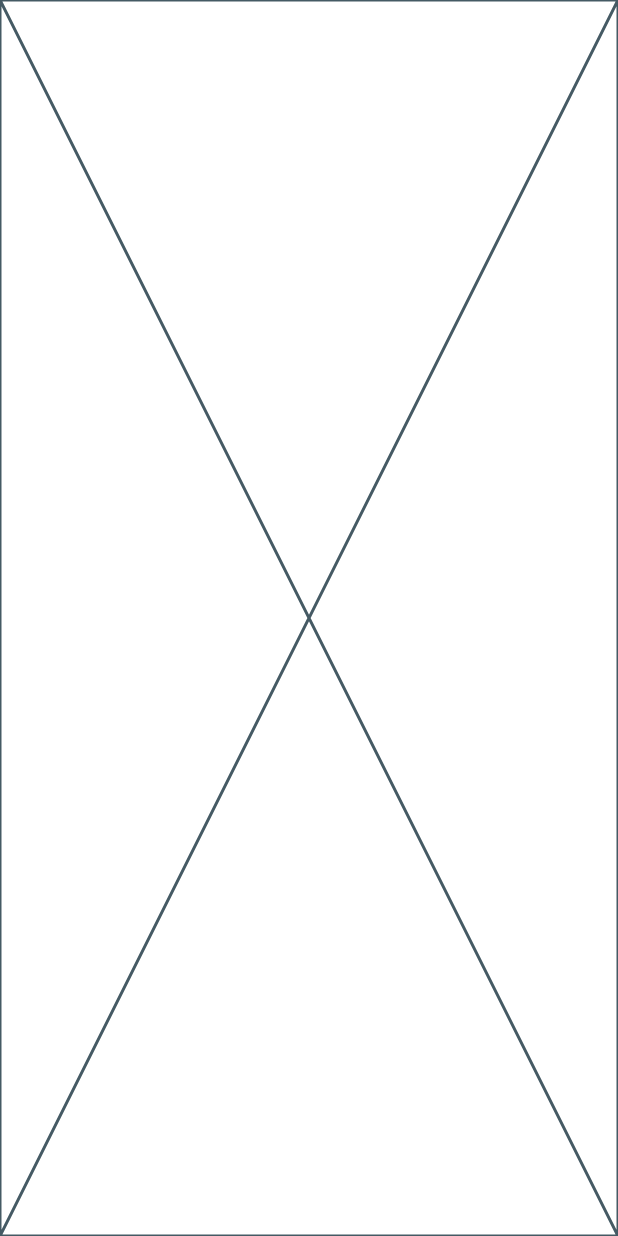
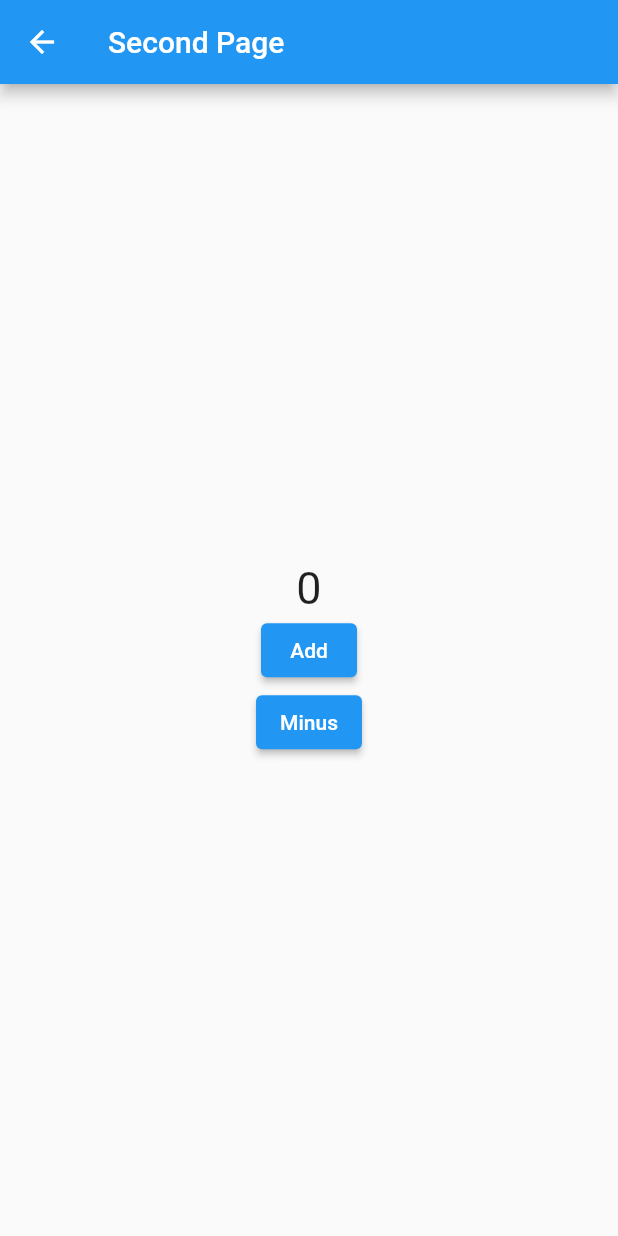
Before and after one commit to Ibrahim-K98han/getxpractice, a Flutter app: the screen it shows after launch, after a tap on "Add", after a tap on "Minus", after a tap on "Second Page", on a phone screen of 412 x 824 dp. Run offline on Flutter 3.47's test engine with Material 2 defaults, Android fonts, the phone set to English and light mode, and no system bars; our stand-ins replace get.

Commit message:
second page counter add

```diff
--- a/lib/home_page.dart
+++ b/lib/home_page.dart
@@ -12,7 +12,7 @@ class HomePage extends StatelessWidget {
   Widget build(BuildContext context) {
     return Scaffold(
       appBar: AppBar(
-        title: Text('Home Page'),
+        title: const Text('Home Page'),
       ),
       body: Center(
         child: Column(
@@ -21,22 +21,24 @@ class HomePage extends StatelessWidget {
             GetBuilder<CounterController>(builder: (counterController) {
               return Text(
                 counterController.count.toString(),
-                style: TextStyle(fontSize: 30),
+                style: const TextStyle(fontSize: 30),
               );
             }),
             ElevatedButton(
                 onPressed: () {
                   counterController.addCount();
                 },
-                child: Text('Add')),
+                child: const Text('Add')),
             ElevatedButton(
                 onPressed: () {
                   counterController.minusCount();
                 },
-                child: Text('Minus')),
-            ElevatedButton(onPressed: () {
-              Get.to(const SecondPage());
-            }, child: const Text('Second Page'))
+                child: const Text('Minus')),
+            ElevatedButton(
+                onPressed: () {
+                  Get.to(SecondPage());
+                },
+                child: const Text('Second Page'))
           ],
         ),
       ),
--- a/lib/second_page.dart
+++ b/lib/second_page.dart
@@ -1,10 +1,41 @@
 import 'package:flutter/material.dart';
+import 'package:get/get.dart';
+import 'package:get/get_core/src/get_main.dart';
+import 'package:getxpractice/counter_controller.dart';
 
 class SecondPage extends StatelessWidget {
-  const SecondPage({Key? key}) : super(key: key);
+  SecondPage({Key? key}) : super(key: key);
+  CounterController counterController = Get.put(CounterController());
 
   @override
   Widget build(BuildContext context) {
-    return const Placeholder();
+    return Scaffold(
+      appBar: AppBar(
+        title: Text('Second Page'),
+      ),
+      body: Center(
+        child: Column(
+          mainAxisAlignment: MainAxisAlignment.center,
+          children: [
+            GetBuilder<CounterController>(builder: (counterController) {
+              return Text(
+                counterController.count.toString(),
+                style: const TextStyle(fontSize: 30),
+              );
+            }),
+            ElevatedButton(
+                onPressed: () {
+                  counterController.addCount();
+                },
+                child: const Text('Add')),
+            ElevatedButton(
+                onPressed: () {
+                  counterController.minusCount();
+                },
+                child: const Text('Minus')),
+          ],
+        ),
+      ),
+    );
   }
 }
```
